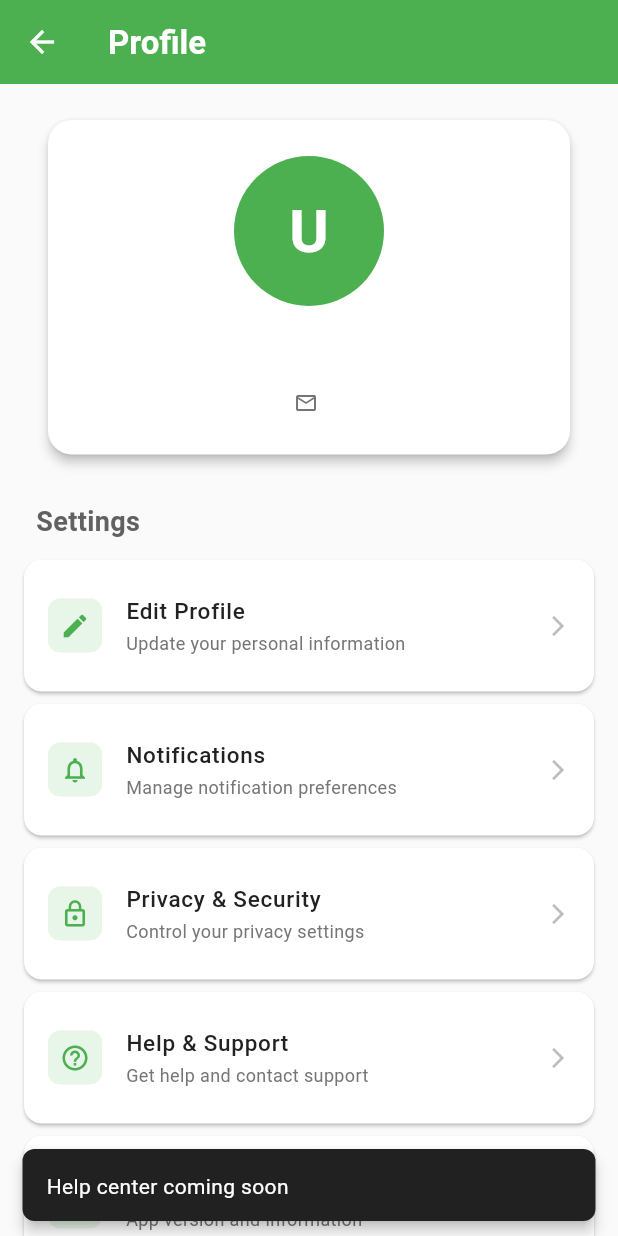
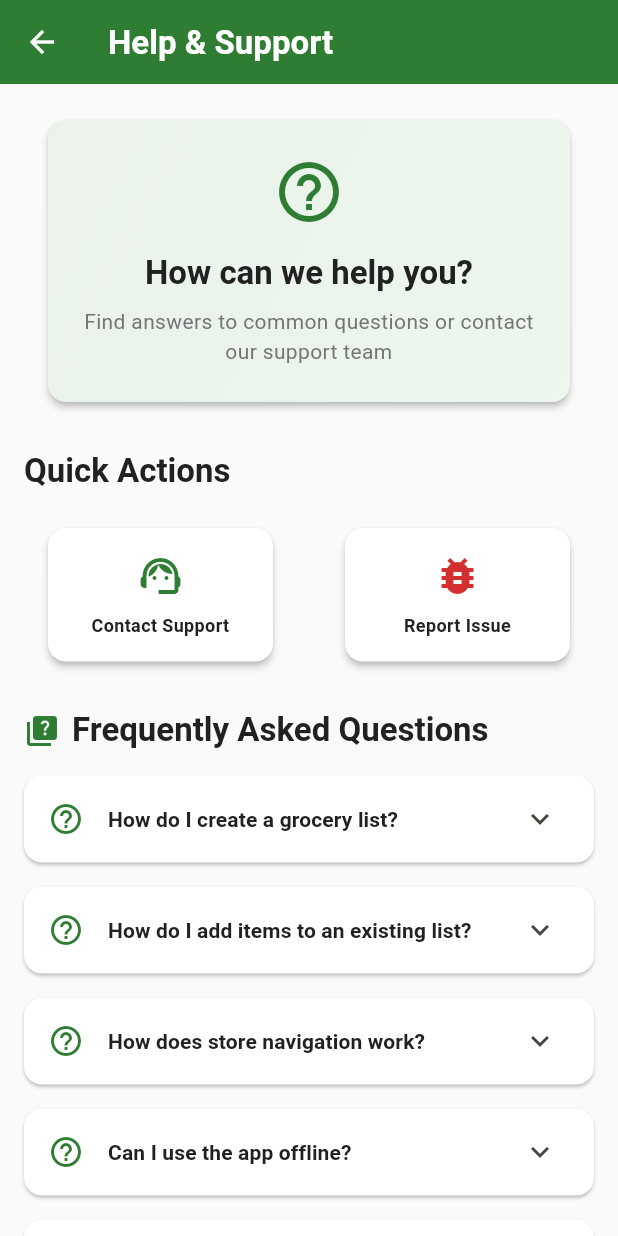
Before and after one commit to Naiman2000/Smart-Navigation-System, a Flutter app: the ProfileScreen screen opened by its route, after a tap on "Help & Support", on a phone screen of 412 x 824 dp. Run offline on Flutter 3.47's test engine with Material 3 defaults, Android fonts, the phone set to English and light mode, and no system bars; our stand-ins replace cloud_firestore, firebase_auth, firebase_core, flutter_blue_plus, flutter_secure_storage, shared_preferences; accounts and stored records are empty.

Commit message:
Add Help & Support screen with FAQs and contact options; integrate navigation from profile screen, enhancing user assistance and support accessibility.

```diff
--- a/lib/main.dart
+++ b/lib/main.dart
@@ -14,6 +14,7 @@ import 'screens/profile_screen.dart';
 import 'screens/edit_profile_screen.dart';
 import 'screens/notification_preferences_screen.dart';
 import 'screens/privacy_security_screen.dart';
+import 'screens/help_support_screen.dart';
 import 'theme/app_theme.dart';
 
 void main() async {
@@ -94,6 +95,7 @@ class SmartNavigationApp extends StatelessWidget {
         '/notificationPreferences': (context) =>
             const NotificationPreferencesScreen(),
         '/privacySecurity': (context) => const PrivacySecurityScreen(),
+        '/helpSupport': (context) => const HelpSupportScreen(),
       },
     );
   }
--- /dev/null
+++ b/lib/screens/help_support_screen.dart
@@ -0,0 +1,594 @@
+import 'package:flutter/material.dart';
+import 'package:url_launcher/url_launcher.dart';
+import '../theme/app_theme.dart';
+
+class HelpSupportScreen extends StatefulWidget {
+  const HelpSupportScreen({super.key});
+
+  @override
+  State<HelpSupportScreen> createState() => _HelpSupportScreenState();
+}
+
+class _HelpSupportScreenState extends State<HelpSupportScreen> {
+  final List<FAQItem> _faqs = [
+    FAQItem(
+      question: 'How do I create a grocery list?',
+      answer:
+          'Tap the "New List" button on the home screen or shopping lists screen. Enter a name for your list, then add items with their quantities and units. Tap "Save Grocery List" when done.',
+    ),
+    FAQItem(
+      question: 'How do I add items to an existing list?',
+      answer:
+          'Go to "My Grocery Lists", find your list, and tap the edit icon (blue pencil). Add new items and tap "Update List" to save.',
+    ),
+    FAQItem(
+      question: 'How does store navigation work?',
+      answer:
+          'The app uses Bluetooth beacons to detect your location in the store. Tap "Store Aisles" to view the store map and start navigation. Make sure Bluetooth is enabled on your device.',
+    ),
+    FAQItem(
+      question: 'Can I use the app offline?',
+      answer:
+          'You can view your saved lists offline, but you\'ll need an internet connection to create new lists, sync data, and use navigation features.',
+    ),
+    FAQItem(
+      question: 'How do I change my password?',
+      answer:
+          'Go to Profile > Privacy & Security > Change Password. Enter your current password, then your new password twice. Your password must be at least 8 characters with uppercase, lowercase, and numbers.',
+    ),
+    FAQItem(
+      question: 'How do I delete a shopping list?',
+      answer:
+          'Go to "My Grocery Lists", find the list you want to delete, and tap the red delete icon. Confirm the deletion in the dialog.',
+    ),
+    FAQItem(
+      question: 'The app is not detecting beacons. What should I do?',
+      answer:
+          'Make sure Bluetooth is enabled on your device. Go to Store Aisles screen and tap the play button to start scanning. If issues persist, try restarting the app or checking your device\'s Bluetooth settings.',
+    ),
+    FAQItem(
+      question: 'How do I update my profile information?',
+      answer:
+          'Go to Profile > Edit Profile. You can update your name and phone number. Email cannot be changed for security reasons.',
+    ),
+  ];
+
+  @override
+  Widget build(BuildContext context) {
+    final theme = Theme.of(context);
+
+    return Scaffold(
+      backgroundColor: AppTheme.backgroundColor,
+      appBar: AppBar(
+        title: const Text('Help & Support'),
+      ),
+      body: SingleChildScrollView(
+        padding: const EdgeInsets.all(AppTheme.spacingM),
+        child: Column(
+          crossAxisAlignment: CrossAxisAlignment.stretch,
+          children: [
+            // Welcome Card
+            Card(
+              elevation: AppTheme.elevation2,
+              shape: RoundedRectangleBorder(
+                borderRadius: BorderRadius.circular(AppTheme.radiusM),
+              ),
+              child: Container(
+                decoration: BoxDecoration(
+                  gradient: LinearGradient(
+                    colors: [
+                      AppTheme.primaryColor.withValues(alpha: 0.1),
+                      AppTheme.primaryLight.withValues(alpha: 0.1),
+                    ],
+                    begin: Alignment.topLeft,
+                    end: Alignment.bottomRight,
+                  ),
+                  borderRadius: BorderRadius.circular(AppTheme.radiusM),
+                ),
+                padding: const EdgeInsets.all(AppTheme.spacingL),
+                child: Column(
+                  children: [
+                    Icon(
+                      Icons.help_outline,
+                      size: 48,
+                      color: AppTheme.primaryColor,
+                    ),
+                    const SizedBox(height: AppTheme.spacingM),
+                    Text(
+                      'How can we help you?',
+                      style: theme.textTheme.titleLarge?.copyWith(
+                        fontWeight: FontWeight.bold,
+                        color: AppTheme.textPrimary,
+                      ),
+                      textAlign: TextAlign.center,
+                    ),
+                    const SizedBox(height: AppTheme.spacingS),
+                    Text(
+                      'Find answers to common questions or contact our support team',
+                      style: theme.textTheme.bodyMedium?.copyWith(
+                        color: AppTheme.textSecondary,
+                      ),
+                      textAlign: TextAlign.center,
+                    ),
+                  ],
+                ),
+              ),
+            ),
+
+            const SizedBox(height: AppTheme.spacingL),
+
+            // Quick Actions
+            Text(
+              'Quick Actions',
+              style: theme.textTheme.titleLarge?.copyWith(
+                fontWeight: FontWeight.bold,
+                color: AppTheme.textPrimary,
+              ),
+            ),
+            const SizedBox(height: AppTheme.spacingM),
+
+            Row(
+              children: [
+                Expanded(
+                  child: _buildQuickActionCard(
+                    context,
+                    'Contact Support',
+                    Icons.support_agent,
+                    AppTheme.primaryColor,
+                    () => _showContactSupportDialog(context),
+                  ),
+                ),
+                const SizedBox(width: AppTheme.spacingM),
+                Expanded(
+                  child: _buildQuickActionCard(
+                    context,
+                    'Report Issue',
+                    Icons.bug_report,
+                    AppTheme.errorColor,
+                    () => _showReportIssueDialog(context),
+                  ),
+                ),
+              ],
+            ),
+
+            const SizedBox(height: AppTheme.spacingL),
+
+            // FAQ Section
+            Row(
+              children: [
+                Icon(
+                  Icons.quiz,
+                  color: AppTheme.primaryColor,
+                  size: 24,
+                ),
+                const SizedBox(width: AppTheme.spacingS),
+                Text(
+                  'Frequently Asked Questions',
+                  style: theme.textTheme.titleLarge?.copyWith(
+                    fontWeight: FontWeight.bold,
+                    color: AppTheme.textPrimary,
+                  ),
+                ),
+              ],
+            ),
+            const SizedBox(height: AppTheme.spacingM),
+
+            // FAQ List
+            ..._faqs.map((faq) => _buildFAQCard(context, faq)),
+
+            const SizedBox(height: AppTheme.spacingL),
+
+            // Contact Information
+            Card(
+              elevation: AppTheme.elevation2,
+              shape: RoundedRectangleBorder(
+                borderRadius: BorderRadius.circular(AppTheme.radiusM),
+              ),
+              child: Padding(
+                padding: const EdgeInsets.all(AppTheme.spacingM),
+                child: Column(
+                  crossAxisAlignment: CrossAxisAlignment.start,
+                  children: [
+                    Row(
+                      children: [
+                        Icon(
+                          Icons.contact_support,
+                          color: AppTheme.primaryColor,
+                          size: 24,
+                        ),
+                        const SizedBox(width: AppTheme.spacingS),
+                        Text(
+                          'Contact Information',
+                          style: theme.textTheme.titleMedium?.copyWith(
+                            fontWeight: FontWeight.bold,
+                          ),
+                        ),
+                      ],
+                    ),
+                    const SizedBox(height: AppTheme.spacingM),
+                    _buildContactRow(
+                      context,
+                      Icons.email,
+                      'Email Support',
+                      'support@grocerynavigator.com',
+                      () => _launchEmail('support@grocerynavigator.com'),
+                    ),
+                    const SizedBox(height: AppTheme.spacingS),
+                    _buildContactRow(
+                      context,
+                      Icons.phone,
+                      'Phone Support',
+                      '+1 (555) 123-4567',
+                      () => _launchPhone('+15551234567'),
+                    ),
+                    const SizedBox(height: AppTheme.spacingS),
+                    _buildContactRow(
+                      context,
+                      Icons.language,
+                      'Website',
+                      'www.grocerynavigator.com',
+                      () => _launchURL('https://www.grocerynavigator.com'),
+                    ),
+                  ],
+                ),
+              ),
+            ),
+
+            const SizedBox(height: AppTheme.spacingL),
+
+            // App Information
+            Card(
+              elevation: AppTheme.elevation1,
+              shape: RoundedRectangleBorder(
+                borderRadius: BorderRadius.circular(AppTheme.radiusM),
+              ),
+              child: Padding(
+                padding: const EdgeInsets.all(AppTheme.spacingM),
+                child: Column(
+                  children: [
+                    Text(
+                      'Grocery Navigator',
+                      style: theme.textTheme.titleMedium?.copyWith(
+                        fontWeight: FontWeight.bold,
+                      ),
+                    ),
+                    const SizedBox(height: AppTheme.spacingXS),
+                    Text(
+                      'Version 1.0.0',
+                      style: theme.textTheme.bodySmall?.copyWith(
+                        color: AppTheme.textSecondary,
+                      ),
+                    ),
+                    const SizedBox(height: AppTheme.spacingXS),
+                    Text(
+                      'Your smart grocery shopping assistant',
+                      style: theme.textTheme.bodySmall?.copyWith(
+                        color: AppTheme.textSecondary,
+                      ),
+                      textAlign: TextAlign.center,
+                    ),
+                  ],
+                ),
+              ),
+            ),
+
+            const SizedBox(height: AppTheme.spacingXL),
+          ],
+        ),
+      ),
+    );
+  }
+
+  Widget _buildQuickActionCard(
+    BuildContext context,
+    String title,
+    IconData icon,
+    Color color,
+    VoidCallback onTap,
+  ) {
+    return Card(
+      elevation: AppTheme.elevation2,
+      shape: RoundedRectangleBorder(
+        borderRadius: BorderRadius.circular(AppTheme.radiusM),
+      ),
+      child: InkWell(
+        onTap: onTap,
+        borderRadius: BorderRadius.circular(AppTheme.radiusM),
+        child: Padding(
+          padding: const EdgeInsets.all(AppTheme.spacingM),
+          child: Column(
+            children: [
+              Icon(icon, color: color, size: 32),
+              const SizedBox(height: AppTheme.spacingS),
+              Text(
+                title,
+                style: const TextStyle(
+                  fontSize: 12,
+                  fontWeight: FontWeight.w600,
+                ),
+                textAlign: TextAlign.center,
+              ),
+            ],
+          ),
+        ),
+      ),
+    );
+  }
+
+  Widget _buildFAQCard(BuildContext context, FAQItem faq) {
+    final theme = Theme.of(context);
+    return Card(
+      margin: const EdgeInsets.only(bottom: AppTheme.spacingM),
+      elevation: AppTheme.elevation1,
+      shape: RoundedRectangleBorder(
+        borderRadius: BorderRadius.circular(AppTheme.radiusM),
+      ),
+      child: ExpansionTile(
+        leading: Icon(
+          Icons.help_outline,
+          color: AppTheme.primaryColor,
+        ),
+        title: Text(
+          faq.question,
+          style: theme.textTheme.titleSmall?.copyWith(
+            fontWeight: FontWeight.w600,
+          ),
+        ),
+        children: [
+          Padding(
+            padding: const EdgeInsets.all(AppTheme.spacingM),
+            child: Text(
+              faq.answer,
+              style: theme.textTheme.bodyMedium?.copyWith(
+                color: AppTheme.textSecondary,
+              ),
+            ),
+          ),
+        ],
+      ),
+    );
+  }
+
+  Widget _buildContactRow(
+    BuildContext context,
+    IconData icon,
+    String label,
+    String value,
+    VoidCallback onTap,
+  ) {
+    return InkWell(
+      onTap: onTap,
+      child: Padding(
+        padding: const EdgeInsets.symmetric(vertical: AppTheme.spacingS),
+        child: Row(
+          children: [
+            Icon(icon, size: 20, color: AppTheme.textSecondary),
+            const SizedBox(width: AppTheme.spacingM),
+            Expanded(
+              child: Column(
+                crossAxisAlignment: CrossAxisAlignment.start,
+                children: [
+                  Text(
+                    label,
+                    style: const TextStyle(
+                      fontSize: 12,
+                      color: AppTheme.textSecondary,
+                    ),
+                  ),
+                  Text(
+                    value,
+                    style: const TextStyle(
+                      fontSize: 14,
+                      fontWeight: FontWeight.w500,
+                      color: AppTheme.textPrimary,
+                    ),
+                  ),
+                ],
+              ),
+            ),
+            const Icon(
+              Icons.arrow_forward_ios,
+              size: 16,
+              color: AppTheme.textSecondary,
+            ),
+          ],
+        ),
+      ),
+    );
+  }
+
+  void _showContactSupportDialog(BuildContext context) {
+    final emailController = TextEditingController();
+    final messageController = TextEditingController();
+
+    showDialog(
+      context: context,
+      builder: (context) => AlertDialog(
+        title: const Text('Contact Support'),
+        content: SingleChildScrollView(
+          child: Column(
+            mainAxisSize: MainAxisSize.min,
+            children: [
+              TextField(
+                controller: emailController,
+                decoration: const InputDecoration(
+                  labelText: 'Your Email',
+                  hintText: 'your.email@example.com',
+                  prefixIcon: Icon(Icons.email),
+                ),
+                keyboardType: TextInputType.emailAddress,
+              ),
+              const SizedBox(height: AppTheme.spacingM),
+              TextField(
+                controller: messageController,
+                decoration: const InputDecoration(
+                  labelText: 'Message',
+                  hintText: 'Describe your issue...',
+                  prefixIcon: Icon(Icons.message),
+                ),
+                maxLines: 4,
+              ),
+            ],
+          ),
+        ),
+        actions: [
+          TextButton(
+            onPressed: () => Navigator.pop(context),
+            child: const Text('Cancel'),
+          ),
+          ElevatedButton(
+            onPressed: () {
+              if (emailController.text.isNotEmpty &&
+                  messageController.text.isNotEmpty) {
+                Navigator.pop(context);
+                ScaffoldMessenger.of(context).showSnackBar(
+                  const SnackBar(
+                    content: Text('Support request sent! We\'ll get back to you soon.'),
+                    backgroundColor: AppTheme.successColor,
+                  ),
+                );
+              }
+            },
+            style: ElevatedButton.styleFrom(
+              backgroundColor: AppTheme.primaryColor,
+              foregroundColor: AppTheme.textOnPrimary,
+            ),
+            child: const Text('Send'),
+          ),
+        ],
+      ),
+    );
+  }
+
+  void _showReportIssueDialog(BuildContext context) {
+    final issueController = TextEditingController();
+
+    showDialog(
+      context: context,
+      builder: (context) => AlertDialog(
+        title: const Text('Report an Issue'),
+        content: TextField(
+          controller: issueController,
+          decoration: const InputDecoration(
+            labelText: 'Describe the issue',
+            hintText: 'What went wrong?',
+            prefixIcon: Icon(Icons.bug_report),
+          ),
+          maxLines: 4,
+        ),
+        actions: [
+          TextButton(
+            onPressed: () => Navigator.pop(context),
+            child: const Text('Cancel'),
+          ),
+          ElevatedButton(
+            onPressed: () {
+              if (issueController.text.isNotEmpty) {
+                Navigator.pop(context);
+                ScaffoldMessenger.of(context).showSnackBar(
+                  const SnackBar(
+                    content: Text('Issue reported! Thank you for your feedback.'),
+                    backgroundColor: AppTheme.successColor,
+                  ),
+                );
+              }
+            },
+            style: ElevatedButton.styleFrom(
+              backgroundColor: AppTheme.primaryColor,
+              foregroundColor: AppTheme.textOnPrimary,
+            ),
+            child: const Text('Submit'),
+          ),
+        ],
+      ),
+    );
+  }
+
+  Future<void> _launchEmail(String email) async {
+    final uri = Uri.parse('mailto:$email?subject=Grocery Navigator Support');
+    try {
+      if (await canLaunchUrl(uri)) {
+        await launchUrl(uri);
+      } else {
+        if (mounted) {
+          ScaffoldMessenger.of(context).showSnackBar(
+            SnackBar(
+              content: Text('Could not launch email app. Email: $email'),
+            ),
+          );
+        }
+      }
+    } catch (e) {
+      if (mounted) {
+        ScaffoldMessenger.of(context).showSnackBar(
+          SnackBar(
+            content: Text('Error: Could not open email. Email: $email'),
+          ),
+        );
+      }
+    }
+  }
+
+  Future<void> _launchPhone(String phone) async {
+    final uri = Uri.parse('tel:$phone');
+    try {
+      if (await canLaunchUrl(uri)) {
+        await launchUrl(uri);
+      } else {
+        if (mounted) {
+          ScaffoldMessenger.of(context).showSnackBar(
+            const SnackBar(
+              content: Text('Could not launch phone app'),
+            ),
+          );
+        }
+      }
+    } catch (e) {
+      if (mounted) {
+        ScaffoldMessenger.of(context).showSnackBar(
+          const SnackBar(
+            content: Text('Error: Could not open phone app'),
+          ),
+        );
+      }
+    }
+  }
+
+  Future<void> _launchURL(String url) async {
+    final uri = Uri.parse(url);
+    try {
+      if (await canLaunchUrl(uri)) {
+        await launchUrl(
+          uri,
+          mode: LaunchMode.externalApplication,
+        );
+      } else {
+        if (mounted) {
+          ScaffoldMessenger.of(context).showSnackBar(
+            const SnackBar(
+              content: Text('Could not launch website'),
+            ),
+          );
+        }
+      }
+    } catch (e) {
+      if (mounted) {
+        ScaffoldMessenger.of(context).showSnackBar(
+          const SnackBar(
+            content: Text('Error: Could not open website'),
+          ),
+        );
+      }
+    }
+  }
+}
+
+class FAQItem {
+  final String question;
+  final String answer;
+
+  FAQItem({
+    required this.question,
+    required this.answer,
+  });
+}
--- a/lib/screens/profile_screen.dart
+++ b/lib/screens/profile_screen.dart
@@ -195,9 +195,7 @@ class _ProfileScreenState extends State<ProfileScreen> {
               title: 'Help & Support',
               subtitle: 'Get help and contact support',
               onTap: () {
-                ScaffoldMessenger.of(context).showSnackBar(
-                  const SnackBar(content: Text('Help center coming soon')),
-                );
+                Navigator.pushNamed(context, '/helpSupport');
               },
             ),
 
--- a/pubspec.yaml
+++ b/pubspec.yaml
@@ -42,6 +42,7 @@ dependencies:
   flutter_svg: ^2.2.1
   shared_preferences: ^2.3.3
   flutter_secure_storage: ^9.2.2
+  url_launcher: ^6.3.1
 
 dev_dependencies:
   flutter_test:
```
Also changed, not shown: pubspec.lock, 1 other file.
